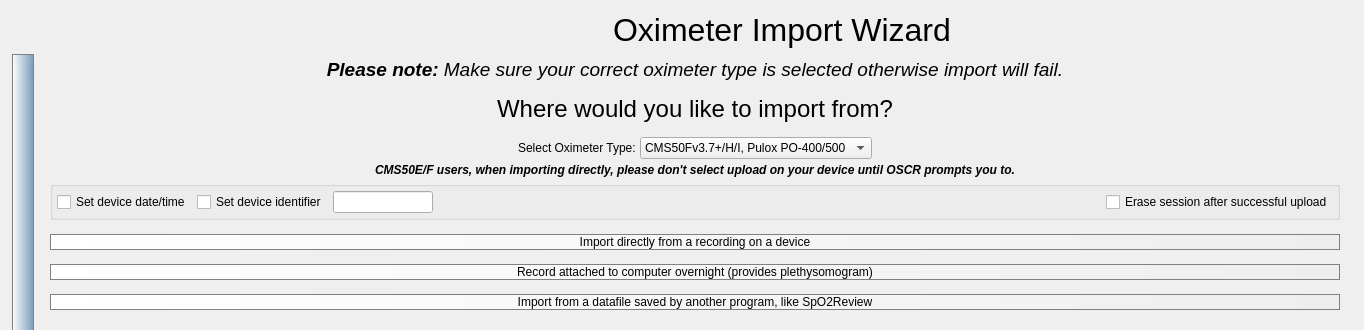
This is oscar/oximeterimport.ui in operativeF/oscar as Qt 5 draws it before an edit; both pictures show x 0 to 1364 and y 0 to 330 of the 1364 by 661 pixel window. The edited form follows.
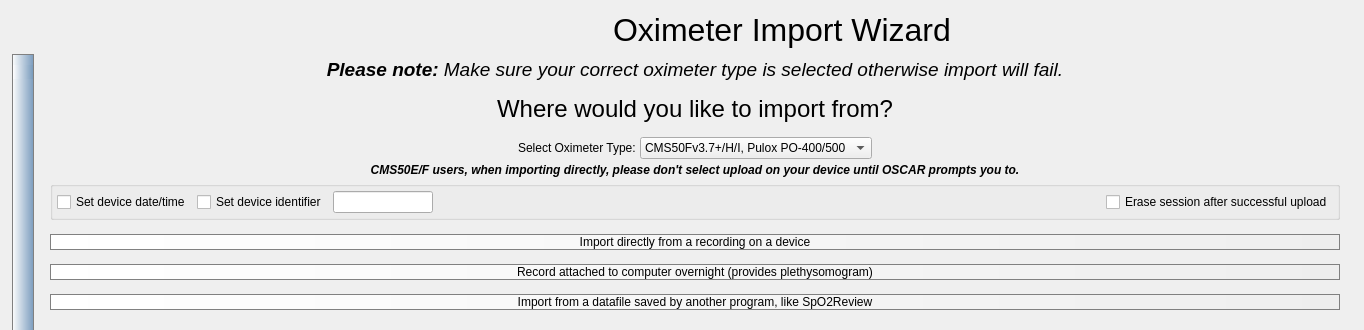
This is the edited form. The open tabs and pages were chosen to show the change. Icons and pictures are not drawn.

Commit message: Change OSCR to OSCAR in cpp, h, ui, and html files

```diff
--- a/oscar/oximeterimport.ui
+++ b/oscar/oximeterimport.ui
@@ -964,7 +964,7 @@
             </font>
            </property>
            <property name="text">
-            <string>CMS50E/F users, when importing directly, please don't select upload on your device until OSCR prompts you to.</string>
+            <string>CMS50E/F users, when importing directly, please don't select upload on your device until OSCAR prompts you to.</string>
            </property>
            <property name="alignment">
             <set>Qt::AlignCenter</set>
```
Left out of the diff: 8 changed lines with no effect on the pictures. The commit also changes 34 other files.
